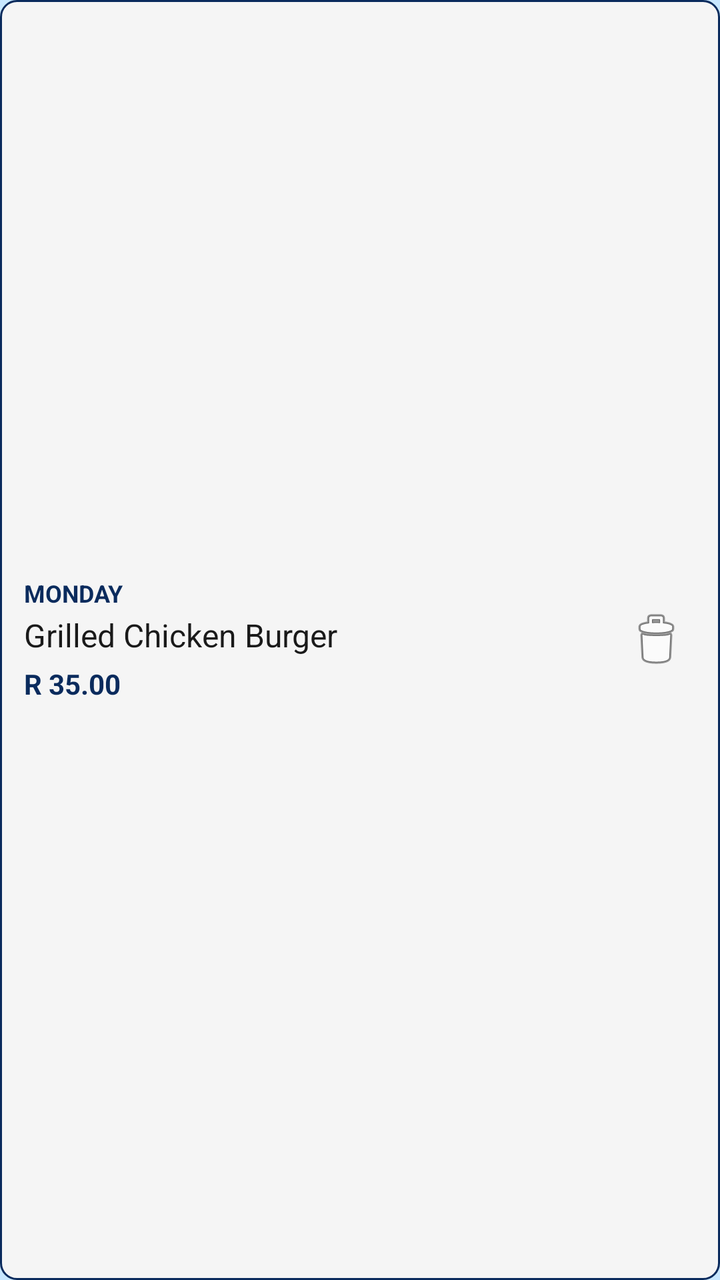
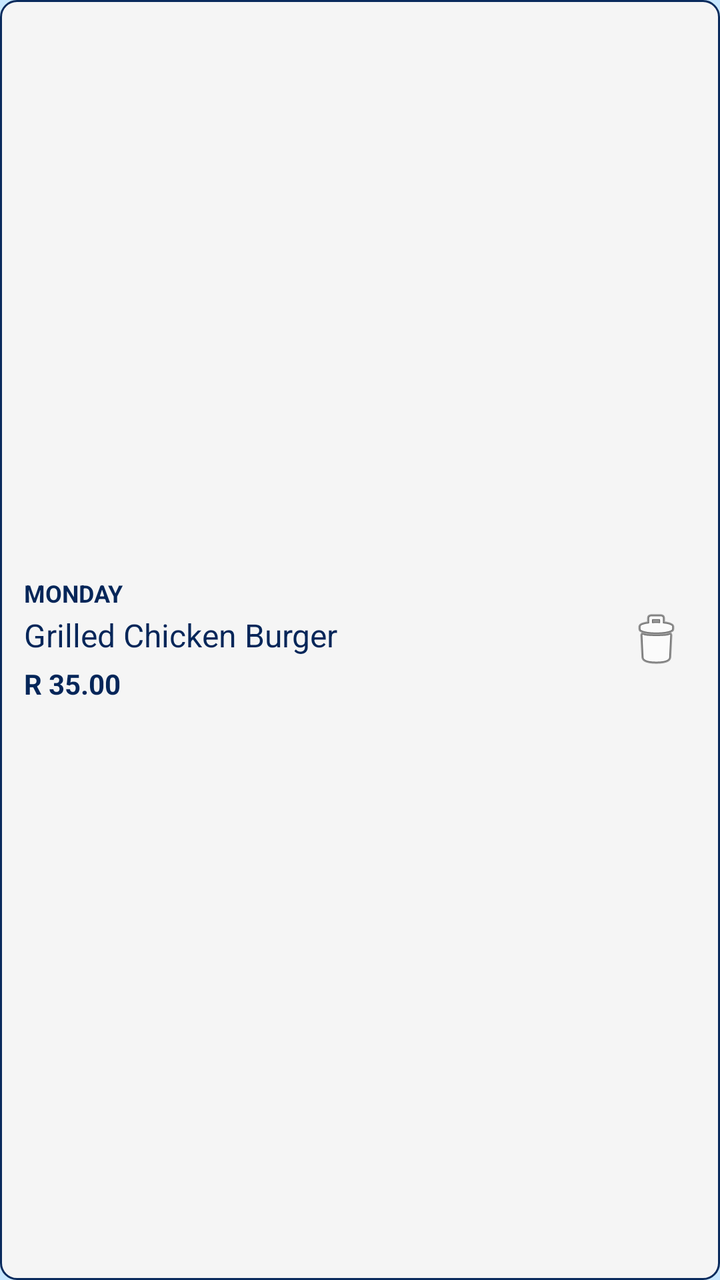

Before-and-after screenshots of an Android layout around one commit, followed by the original layout XML and the change that was made.
<!-- AndroidManifest.xml: application theme Theme.NurtureNest -->
<!-- res/layout/item_cart_meal.xml -->
<?xml version="1.0" encoding="utf-8"?>
<LinearLayout xmlns:android="http://schemas.android.com/apk/res/android"
    android:layout_width="match_parent"
    android:layout_height="match_parent"
        android:orientation="horizontal"
        android:padding="12dp"
        android:background="@drawable/cart_item_background"
        android:layout_marginBottom="8dp"
        android:gravity="center_vertical">

        <LinearLayout
            android:layout_width="0dp"
            android:layout_height="wrap_content"
            android:layout_weight="1"
            android:orientation="vertical">

            <TextView
                android:id="@+id/tvCartDay"
                android:layout_width="wrap_content"
                android:layout_height="wrap_content"
                android:text="Monday"
                android:textSize="12sp"
                android:textStyle="bold"
                android:textColor="?attr/colorPrimary"
                android:textAllCaps="true" />

            <TextView
                android:id="@+id/tvCartMealName"
                android:layout_width="wrap_content"
                android:layout_height="wrap_content"
                android:text="Grilled Chicken Burger"
                android:textSize="16sp"
                android:textColor="?attr/colorOnBackground"
                android:layout_marginTop="2dp" />

            <TextView
                android:id="@+id/tvCartMealPrice"
                android:layout_width="wrap_content"
                android:layout_height="wrap_content"
                android:text="R 35.00"
                android:textSize="14sp"
                android:textStyle="bold"
                android:textColor="?attr/colorPrimary"
                android:layout_marginTop="4dp" />
        </LinearLayout>

        <ImageButton
            android:id="@+id/btnRemoveFromCart"
            android:layout_width="40dp"
            android:layout_height="40dp"
            android:src="@android:drawable/ic_menu_delete"
            android:background="?attr/selectableItemBackgroundBorderless"
            android:contentDescription="Remove item" />

</LinearLayout>
<!-- resources referenced by this layout -->
<resources>
  <!-- drawable cart_item_background (drawable) -->
  <?xml version="1.0" encoding="utf-8"?>
  <shape xmlns:android="http://schemas.android.com/apk/res/android">
      <solid android:color="#F5F5F5" />
      <corners android:radius="8dp" />
      <stroke
          android:width="1dp"
          android:color="?attr/colorPrimary"
          android:dashWidth="0dp" />
  </shape>
  <style name="Theme.NurtureNest" parent="Theme.MaterialComponents.DayNight.NoActionBar">
          <item name="colorPrimary">#0A2B5D</item>
          <item name="colorOnPrimary">#FFFFFF</item>
          <item name="colorSurface">#000000</item>
          <item name="colorOnSurface">#FFFFFF</item>
          <item name="colorBackground">#C7E7FF</item>
          <item name="colorOnBackground">#1A1A1A</item>
          <item name="android:windowBackground">#C7E7FF</item>
          <item name="TextColor">#000000</item>
      </style>
</resources>

<!-- the commit's change to res/layout/item_cart_meal.xml (unified diff, before → after) -->
@@ -21,7 +21,7 @@
                 android:text="Monday"
                 android:textSize="12sp"
                 android:textStyle="bold"
-                android:textColor="?attr/colorPrimary"
+                android:textColor="@color/dark_on_primary"
                 android:textAllCaps="true" />
 
             <TextView
@@ -30,7 +30,7 @@
                 android:layout_height="wrap_content"
                 android:text="Grilled Chicken Burger"
                 android:textSize="16sp"
-                android:textColor="?attr/colorOnBackground"
+                android:textColor="@color/dark_primary_variant"
                 android:layout_marginTop="2dp" />
 
             <TextView
@@ -40,7 +40,7 @@
                 android:text="R 35.00"
                 android:textSize="14sp"
                 android:textStyle="bold"
-                android:textColor="?attr/colorPrimary"
+                android:textColor="@color/dark_primary_variant"
                 android:layout_marginTop="4dp" />
         </LinearLayout>
 
<!-- resource entries referenced after the edit -->
@@ -1,5 +1,7 @@
 <!-- resources referenced by this layout -->
 <resources>
+  <color name="dark_on_primary">#052659</color>
+  <color name="dark_primary_variant">#052659</color>
   <!-- drawable cart_item_background (drawable) -->
   <?xml version="1.0" encoding="utf-8"?>
   <shape xmlns:android="http://schemas.android.com/apk/res/android">
